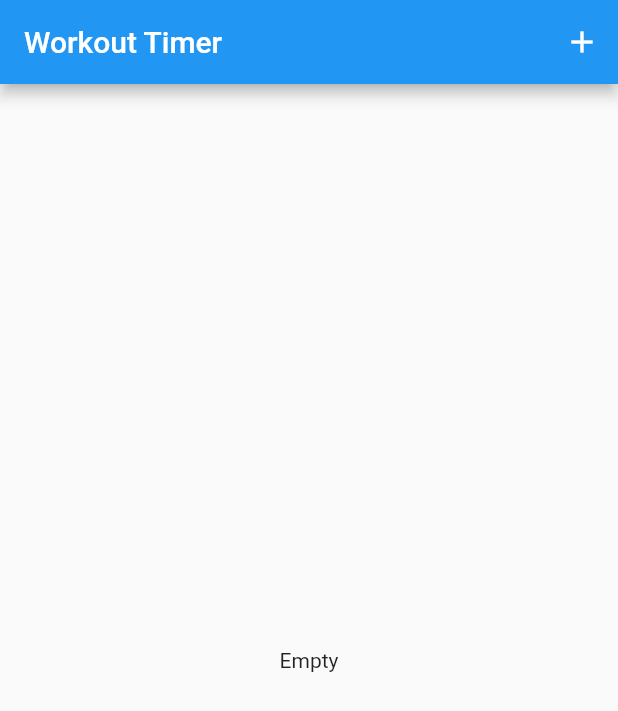
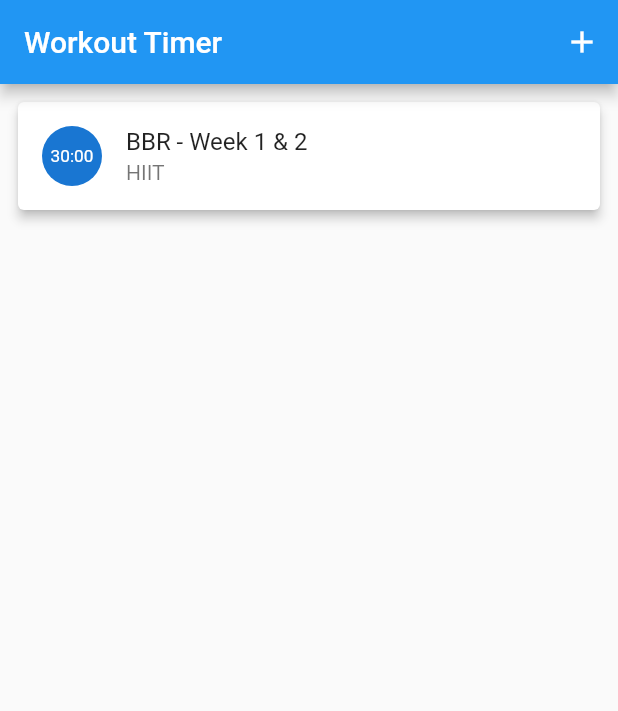
Before and after one commit to rodwanb/workout_timer, a Flutter app: the screen it shows after launch, on a phone screen of 412 x 824 dp. Shown: the top 711 px of the screen. Run offline on Flutter 3.47's test engine with Material 2 defaults, Android fonts, the phone set to English and light mode, and no system bars.

Commit message:
Added navigation between main screens

```diff
--- a/lib/main.dart
+++ b/lib/main.dart
@@ -1,13 +1,19 @@
 import 'package:flutter/material.dart';
+import 'package:provider/provider.dart';
 import 'package:workouttimer/screens/add_edit_workout_timer.dart';
 import 'package:workouttimer/screens/home_screen.dart';
+import 'package:workouttimer/screens/play_workout_screen.dart';
+
+import 'models/time.dart';
 
 void main() => runApp(MyApp());
 
 class MyApp extends StatelessWidget {
   @override
   Widget build(BuildContext context) {
-    return MaterialApp(
+    return ChangeNotifierProvider(
+      create: (context) => Time(),
+      child: MaterialApp(
         title: 'Flutter Demo',
         theme: ThemeData(
           primarySwatch: Colors.blue,
@@ -16,7 +22,9 @@ class MyApp extends StatelessWidget {
         routes: {
           '/': (_) => HomeScreen(),
           AddEditWorkoutTimer.routeName: (_) => AddEditWorkoutTimer(),
+          PlayWorkoutScreen.routeName: (_) => PlayWorkoutScreen(),
         },
+      ),
     );
   }
 }
--- a/lib/screens/home_screen.dart
+++ b/lib/screens/home_screen.dart
@@ -1,5 +1,6 @@
 import 'package:flutter/material.dart';
 import 'package:workouttimer/screens/add_edit_workout_timer.dart';
+import 'package:workouttimer/screens/play_workout_screen.dart';
 
 class HomeScreen extends StatelessWidget {
   @override
@@ -16,9 +17,34 @@ class HomeScreen extends StatelessWidget {
             )
           ],
         ),
-      body: Center(
-        child: const Text("Empty"),
+        body: Container(
+          child: false
+              ? Center(child: const Text("Empty"))
+              : ListView.builder(
+                  itemCount: 1,
+                  itemBuilder: (context, index) => Padding(
+                    padding: const EdgeInsets.all(8.0),
+                    child: Card(
+                      elevation: 3,
+                      child: ListTile(
+                        leading: CircleAvatar(
+                          child: FittedBox(
+                            child: Padding(
+                              padding: const EdgeInsets.all(8.0),
+                              child: Text('30:00'),
                             ),
-    );
+                          ),
+                        ),
+                        title: Text('BBR - Week 1 & 2'),
+                        subtitle: Text('HIIT'),
+                        onTap: () {
+                          Navigator.of(context)
+                              .pushNamed(PlayWorkoutScreen.routeName);
+                        },
+                      ),
+                    ),
+                  ),
+                ),
+        ));
   }
 }
--- a/lib/screens/play_workout_screen.dart
+++ b/lib/screens/play_workout_screen.dart
@@ -4,12 +4,9 @@ import 'package:provider/provider.dart';
 import 'package:workouttimer/models/time.dart';
 import 'package:workouttimer/widgets/time_control_button.dart';
 
-class PlayWorkoutScreen extends StatefulWidget {
-  @override
-  _PlayWorkoutScreenState createState() => _PlayWorkoutScreenState();
-}
+class PlayWorkoutScreen extends StatelessWidget {
+  static const routeName = '/play-workout/{id}';
 
-class _PlayWorkoutScreenState extends State<PlayWorkoutScreen> {
   @override
   Widget build(BuildContext context) {
     return Scaffold(
```
Lines whose indentation alone changed are shown as unchanged.
